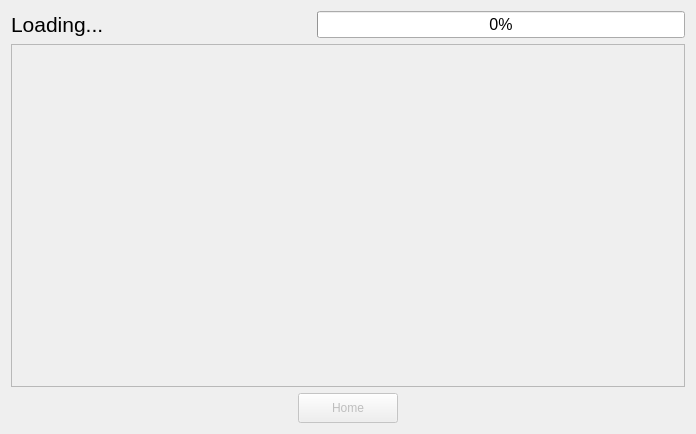
Old version of the form UI/download.ui in the repository UjwalReddy267/COMIC_SD.
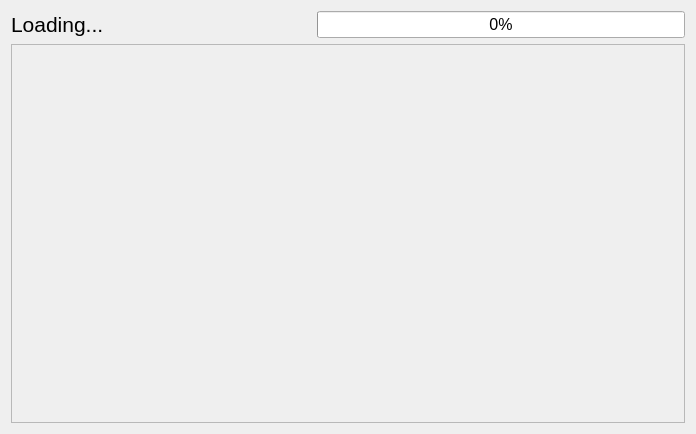
New version of the form.

Commit message: Added universal home button Bug fixes

```diff
--- a/UI/download.ui
+++ b/UI/download.ui
@@ -71,7 +71,7 @@
         <x>0</x>
         <y>0</y>
         <width>676</width>
-        <height>339</height>
+        <height>377</height>
        </rect>
       </property>
       <layout class="QVBoxLayout" name="verticalLayout">
@@ -82,32 +82,6 @@
      </widget>
     </widget>
    </item>
-   <item>
-    <layout class="QHBoxLayout" name="horizontalLayout">
-     <item>
-      <widget class="QPushButton" name="downloadsHome">
-       <property name="enabled">
-        <bool>false</bool>
-       </property>
-       <property name="minimumSize">
-        <size>
-         <width>0</width>
-         <height>30</height>
-        </size>
-       </property>
-       <property name="maximumSize">
-        <size>
-         <width>100</width>
-         <height>30</height>
-        </size>
-       </property>
-       <property name="text">
-        <string>Home</string>
-       </property>
-      </widget>
-     </item>
-    </layout>
-   </item>
   </layout>
  </widget>
  <resources/>
```
The commit also changes 5 other files.
